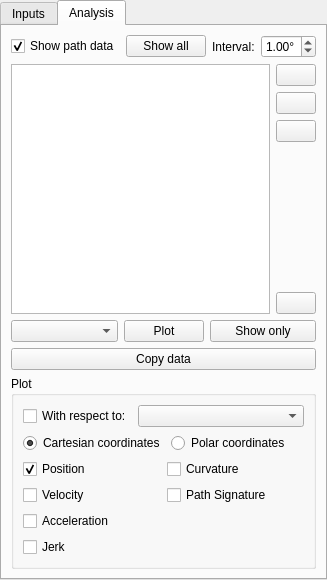
KmolYuan/Pyslvs-UI, file pyslvs_ui/widgets/inputs.ui: the form before one commit.
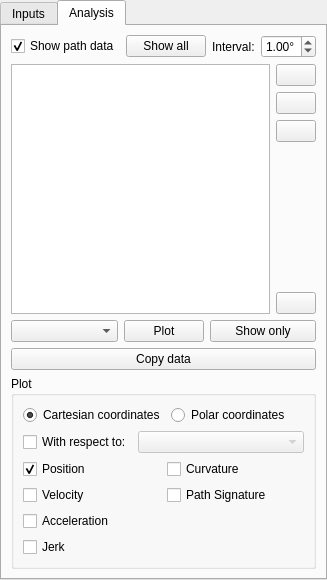
The form after the commit. The open tabs and pages were chosen to show the change. Icons and pictures are not drawn.

Diff of the .ui file:
```diff
--- a/pyslvs_ui/widgets/inputs.ui
+++ b/pyslvs_ui/widgets/inputs.ui
@@ -591,6 +591,27 @@
           <string>Plot</string>
          </property>
          <layout class="QVBoxLayout" name="verticalLayout_4">
+          <item>
+           <layout class="QHBoxLayout" name="horizontalLayout_11">
+            <item>
+             <widget class="QRadioButton" name="c_coord_sys">
+              <property name="text">
+               <string>Cartesian coordinates</string>
+              </property>
+              <property name="checked">
+               <bool>true</bool>
+              </property>
+             </widget>
+            </item>
+            <item>
+             <widget class="QRadioButton" name="p_coord_sys">
+              <property name="text">
+               <string>Polar coordinates</string>
+              </property>
+             </widget>
+            </item>
+           </layout>
+          </item>
           <item>
            <layout class="QHBoxLayout" name="horizontalLayout_10">
             <item>
@@ -607,26 +628,9 @@
              </widget>
             </item>
             <item>
-             <widget class="QComboBox" name="wrt_joint"/>
-            </item>
-           </layout>
-          </item>
-          <item>
-           <layout class="QHBoxLayout" name="horizontalLayout_11">
-            <item>
-             <widget class="QRadioButton" name="c_coord_sys">
-              <property name="text">
-               <string>Cartesian coordinates</string>
-              </property>
-              <property name="checked">
-               <bool>true</bool>
-              </property>
-             </widget>
-            </item>
-            <item>
-             <widget class="QRadioButton" name="p_coord_sys">
-              <property name="text">
-               <string>Polar coordinates</string>
+             <widget class="QComboBox" name="wrt_joint">
+              <property name="enabled">
+               <bool>false</bool>
               </property>
              </widget>
             </item>
```
Left out of the diff: 19 changed lines with no effect on the pictures.
